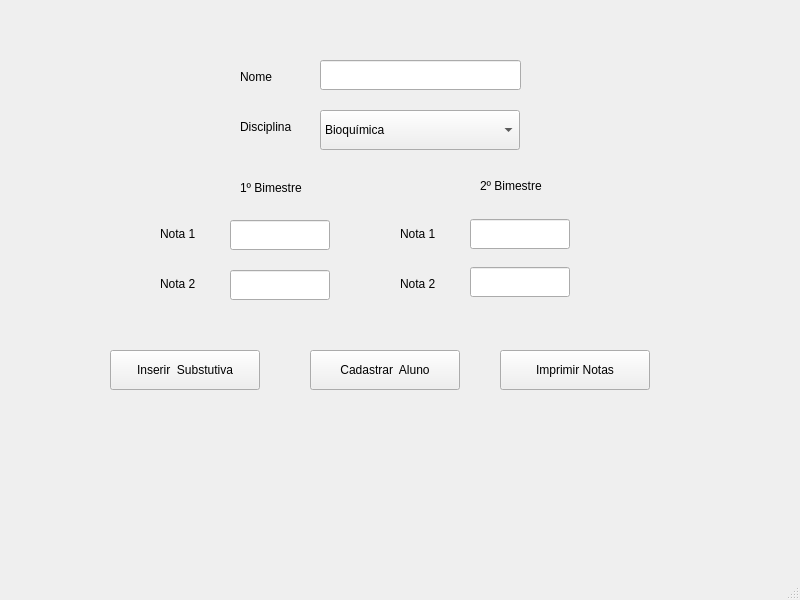
Before: the Qt Designer form second/MatematicaComputacao/Teste/mainwindow.ui in agnesmva/fatec, drawn with Qt 5.
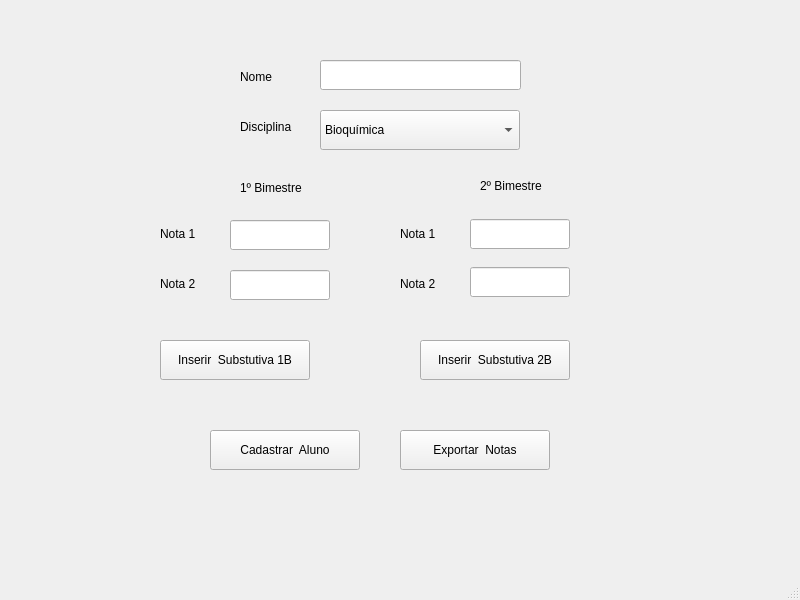
After: the same form once the commit is applied.

The edit to the form file:
```diff
--- a/second/MatematicaComputacao/Teste/mainwindow.ui
+++ b/second/MatematicaComputacao/Teste/mainwindow.ui
@@ -201,21 +201,21 @@
    <widget class="QPushButton" name="pushButtonPrint">
     <property name="geometry">
      <rect>
-      <x>500</x>
-      <y>350</y>
+      <x>400</x>
+      <y>430</y>
       <width>150</width>
       <height>40</height>
      </rect>
     </property>
     <property name="text">
-     <string>Imprimir Notas</string>
+     <string>Exportar  Notas</string>
     </property>
    </widget>
    <widget class="QPushButton" name="pushButtonAddStudent">
     <property name="geometry">
      <rect>
-      <x>310</x>
-      <y>350</y>
+      <x>210</x>
+      <y>430</y>
       <width>150</width>
       <height>40</height>
      </rect>
@@ -240,14 +240,27 @@
    <widget class="QPushButton" name="pushButtonCheckTest">
     <property name="geometry">
      <rect>
-      <x>110</x>
-      <y>350</y>
+      <x>160</x>
+      <y>340</y>
       <width>150</width>
       <height>40</height>
      </rect>
     </property>
     <property name="text">
-     <string>Inserir  Substutiva</string>
+     <string>Inserir  Substutiva 1B</string>
+    </property>
+   </widget>
+   <widget class="QPushButton" name="pushButtonCheckTest_2">
+    <property name="geometry">
+     <rect>
+      <x>420</x>
+      <y>340</y>
+      <width>150</width>
+      <height>40</height>
+     </rect>
+    </property>
+    <property name="text">
+     <string>Inserir  Substutiva 2B</string>
     </property>
    </widget>
   </widget>
```
Left out of the diff: 15 changed lines with no effect on the pictures.
